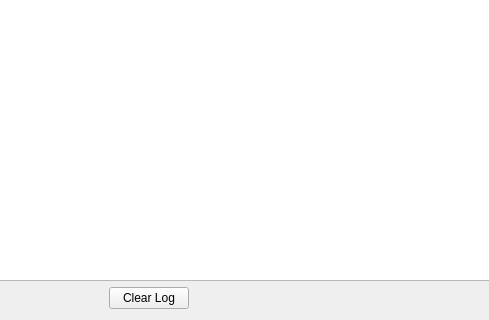
This is src/persistentconnection.ui in dannagle/PacketSender as Qt 5 draws it before an edit; both pictures show x 107 to 596 and y 156 to 476 of the 696 by 476 pixel window. The edited form follows.
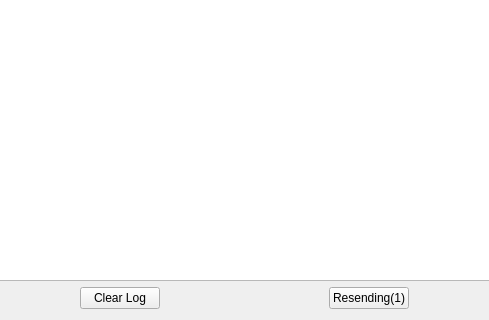
This is the edited form.

The edit to the form file:
```diff
--- a/src/persistentconnection.ui
+++ b/src/persistentconnection.ui
@@ -162,6 +162,13 @@
        </property>
       </spacer>
      </item>
+     <item>
+      <widget class="QPushButton" name="stopResendingButton">
+       <property name="text">
+        <string>Resending(1)</string>
+       </property>
+      </widget>
+     </item>
      <item>
       <widget class="QDialogButtonBox" name="buttonBox">
        <property name="orientation">
```
